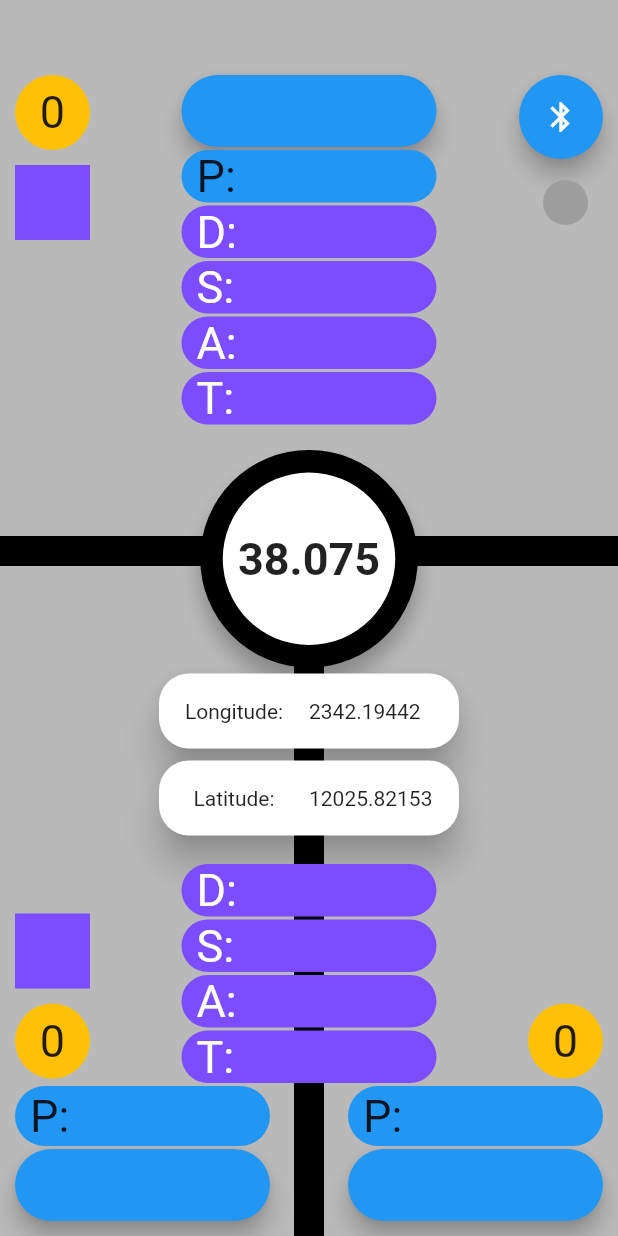
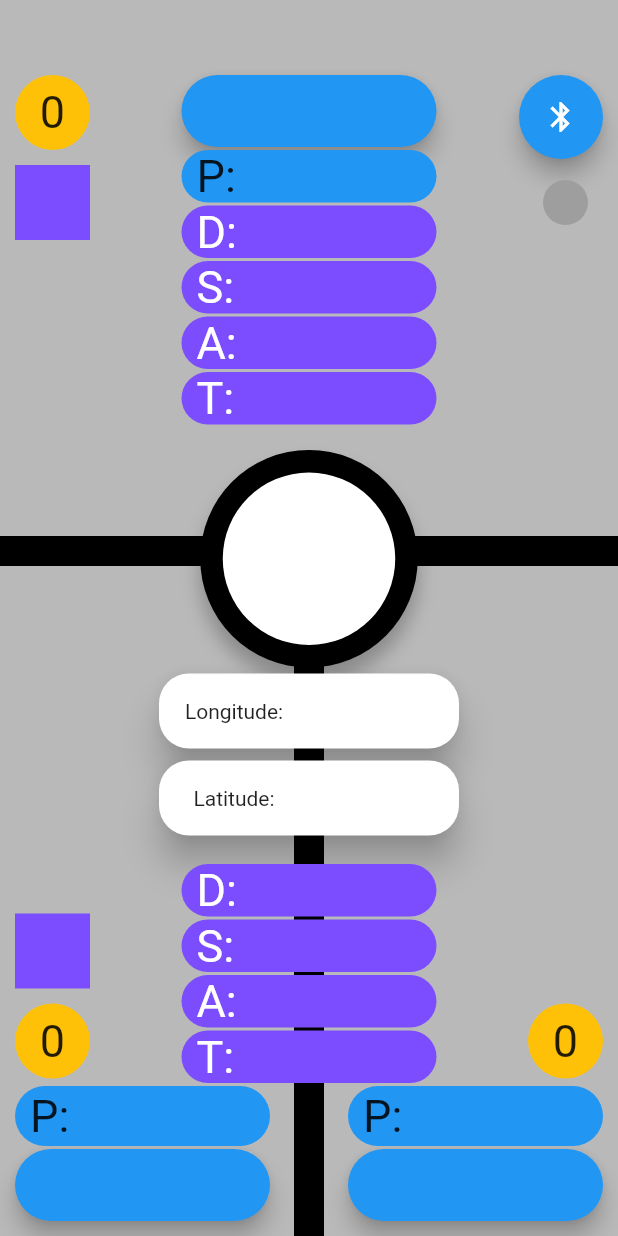
Before and after one commit to darklyw0727/BSD_APP, a Flutter app: the screen it shows after launch, on a phone screen of 412 x 824 dp. Run offline on Flutter 3.47's test engine with Material 2 defaults, Android fonts, the phone set to English and light mode, and no system bars; our stand-ins replace audioplayers, flutter_bluetooth_serial.

Commit message:
最終版本

```diff
--- a/lib/home_page.dart
+++ b/lib/home_page.dart
@@ -133,14 +133,24 @@ class _HomePageState extends State<HomePage> {
   bool latDone = false;
   bool latToString = false;
   String latitude = '';
+  var btSysBuffer = []; //ESP32系統運行
+  bool btSysDone = false;
+  bool btSysToStauts = false;
+  String btSys = '';
   //endregion
 
   //紅黑顏色變換
-  Color changeColor(bool warning){
-    if(warning == true){
+  Color changeColor(bool warning,int warning2){
+    if(warning2 == 1){
       return Colors.red;
-    }else{
+    }else if(warning2 == 0){
       return Colors.black26;
+    }else {
+      if(warning == true){
+        return Colors.red;
+      }else{
+        return Colors.black26;
+      }
     }
   }
 
@@ -174,26 +184,24 @@ class _HomePageState extends State<HomePage> {
 
     //0.5 second timer
     Timer.periodic(Duration(milliseconds: 500), (timer) {
-      if((bsdWarningR==1)||(bsdWarningL==1)) audioCache.play('BSD_alarm.wav', mode: PlayerMode.LOW_LATENCY);
-
-      if(bsdWarningL == 1){
+      if(bsdWarningL == 2){
         setState(() {
           leftBackground = !leftBackground;
         });
-      }else if(bsdWarningL == 0){
+      }/*else if(bsdWarningL == 0){
         setState(() {
           leftBackground = false;
         });
-      }
-      if(bsdWarningR == 1){
+      }*/
+      if(bsdWarningR == 2){
         setState(() {
           rightBackground = !rightBackground;
         });
-      }else if(bsdWarningR == 0){
+      }/*else if(bsdWarningR == 0){
         setState(() {
           rightBackground = false;
         });
-      }
+      }*/
 
       /*if(s05Button){
         setState(() {
@@ -201,12 +209,12 @@ class _HomePageState extends State<HomePage> {
         });
       }
       if(left == true) audioCache.play('BSD_alarm.wav', mode: PlayerMode.LOW_LATENCY);*/
+      if((bsdWarningL==2)&&(leftBackground)&&(!casWarning)) audioCache.play('BSD_alarm.wav', mode: PlayerMode.LOW_LATENCY);
+      else if((bsdWarningR==2)&&(rightBackground)&&(!casWarning)) audioCache.play('BSD_alarm.wav', mode: PlayerMode.LOW_LATENCY);
     });
 
     //0.1 second timer
-    Timer.periodic(Duration(milliseconds: 200), (timer) {
-      if((casWarning==true)||(bsdWarningL==2)||(bsdWarningR==2)) audioCache.play('BSD_alarm.wav', mode: PlayerMode.LOW_LATENCY);
-
+    Timer.periodic(Duration(milliseconds: 100), (timer) {
       if(casWarning){
         setState(() {
           frontBackground = !frontBackground;
@@ -216,7 +224,7 @@ class _HomePageState extends State<HomePage> {
           frontBackground = false;
         });
       }
-      if(bsdWarningL == 2){
+      /*if(bsdWarningL == 2){
         setState(() {
           leftBackground = !leftBackground;
         });
@@ -233,7 +241,7 @@ class _HomePageState extends State<HomePage> {
         setState(() {
           rightBackground = false;
         });
-      }
+      }*/
 
       /*if(s01Button){
         setState(() {
@@ -241,6 +249,7 @@ class _HomePageState extends State<HomePage> {
         });
       }
       if(right == true) audioCache.play('BSD_alarm.wav', mode: PlayerMode.LOW_LATENCY);*/
+      if((casWarning==true)&&(frontBackground)) audioCache.play('BSD_alarm.wav', mode: PlayerMode.LOW_LATENCY);
     });
   }
 
@@ -269,7 +278,7 @@ class _HomePageState extends State<HomePage> {
               Flexible(
                   flex:4,
                   child:Container(
-                    color:changeColor(frontBackground),
+                    color:changeColor(frontBackground,2),
                   )
               ),
               //中間
@@ -289,7 +298,7 @@ class _HomePageState extends State<HomePage> {
                       Flexible(
                           flex:1,
                           child:Container(
-                            color:changeColor(leftBackground),
+                            color:changeColor(leftBackground,bsdWarningL),
                           )
                       ),
                       SizedBox(
@@ -303,7 +312,7 @@ class _HomePageState extends State<HomePage> {
                       Flexible(
                           flex:1,
                           child:Container(
-                            color:changeColor(rightBackground),
+                            color:changeColor(rightBackground,bsdWarningR),
                           )
                       ),
                     ],
@@ -339,7 +348,7 @@ class _HomePageState extends State<HomePage> {
                     child: Container( //文字
                       alignment: Alignment.center,
                       width: 100,
-                      child: Text(/*mySpeed*/'38.075',style: TextStyle(
+                      child: Text(mySpeed/*'38.075'*/,style: TextStyle(
                         fontSize: 30,
                         fontWeight: FontWeight.bold,
                       ),),
@@ -362,7 +371,7 @@ class _HomePageState extends State<HomePage> {
                         alignment: Alignment.centerLeft,
                         width: 100,
                         height: 50,
-                        child: Text(/*longitude*/'2342.19442'),
+                        child: Text(longitude/*'2342.1'+longitude*/),//9422
                       ),
                     ],
                   ),
@@ -383,7 +392,7 @@ class _HomePageState extends State<HomePage> {
                         alignment: Alignment.centerLeft,
                         width: 100,
                         height: 50,
-                        child: Text(/*latitude*/'12025.82153'),
+                        child: Text(latitude/*'12025.'+latitude*/),//82153
                       ),
                     ],
                   ),
@@ -1050,6 +1059,9 @@ class _HomePageState extends State<HomePage> {
           dataIndex = 23;
           print('Speed, Index = ' + dataIndex.toString());
           break;
+        case 88:
+          dataIndex = 24;
+          break;
       }
 
       //buffer資料寫入
@@ -1284,6 +1296,15 @@ class _HomePageState extends State<HomePage> {
             }
           }
           break;
+        case 24:
+          if(byte>=46 && byte<=57){
+            if(!btSysDone) btSysBuffer.add(byte);
+          }else if(byte==13 || byte==10){
+            if(!btSysDone){
+              btSysDone = true;
+            }
+          }
+          break;
       }
     });
 
@@ -1325,10 +1346,9 @@ class _HomePageState extends State<HomePage> {
     }
     if(btWarningDone && !btWarningToStatus){
       setState(() {
-        sysRunLight = btWarningBuffer[0]==49?true:false; //運行指示燈
-        bsdWarningL = btWarningBuffer[1]==50?2:btWarningBuffer[0]==49?1:0;
-        bsdWarningR = btWarningBuffer[2]==50?2:btWarningBuffer[1]==49?1:0;
-        casWarning = btWarningBuffer[3]==49?true:false;
+        bsdWarningL = btWarningBuffer[0]==50?2:btWarningBuffer[0]==49?1:0;
+        bsdWarningR = btWarningBuffer[1]==50?2:btWarningBuffer[1]==49?1:0;
+        casWarning = btWarningBuffer[2]==49?true:false;
       });
       print('**Warning = ' + bsdWarningL.toString() + '/' + bsdWarningR.toString() + '/' + casWarning.toString() + '(' + btWarningBuffer[0].toString() + '/' + btWarningBuffer[1].toString() + '/' + btWarningBuffer[2].toString() + ')');
     }
@@ -1541,6 +1561,11 @@ class _HomePageState extends State<HomePage> {
       });
       print('**speed = ' + mySpeed + ' (' + mySpeedd.toString() + ')');
     }
+    if(btSysDone && !btSysToStauts){
+      setState(() {
+        sysRunLight = btSysBuffer[0]==49?true:false; //運行指示燈
+      });
+    }
   }
 
   void _resetBTinfo(){
@@ -1636,6 +1661,10 @@ class _HomePageState extends State<HomePage> {
     mySpeedDone = false;
     mySpeedToString = false;
 
+    btSysBuffer.clear();
+    btSysDone = false;
+    btSysToStauts = false;
+
     print("reset btBuffer");
   }
 }
```
